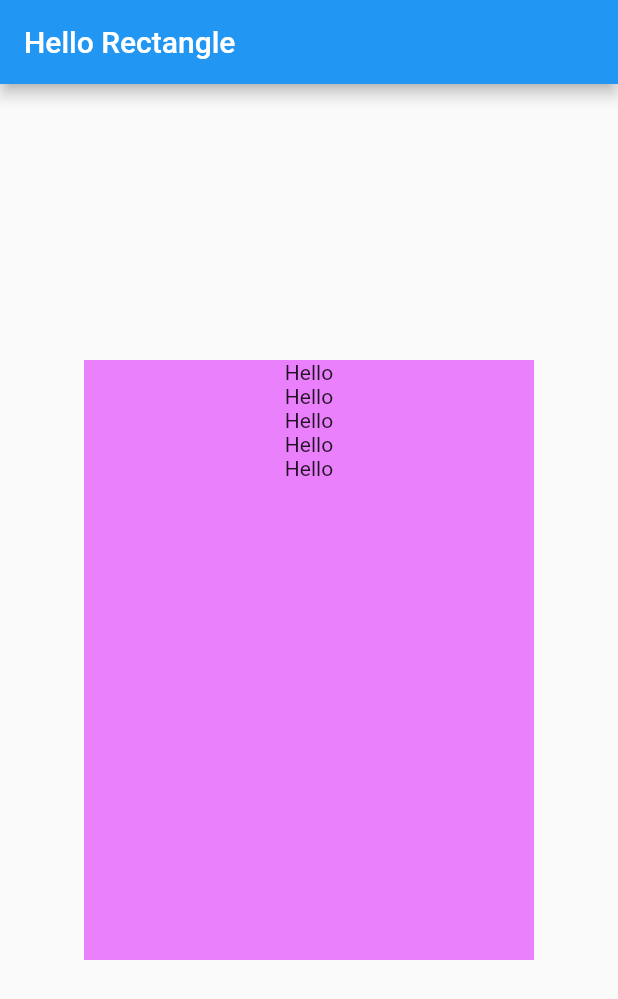
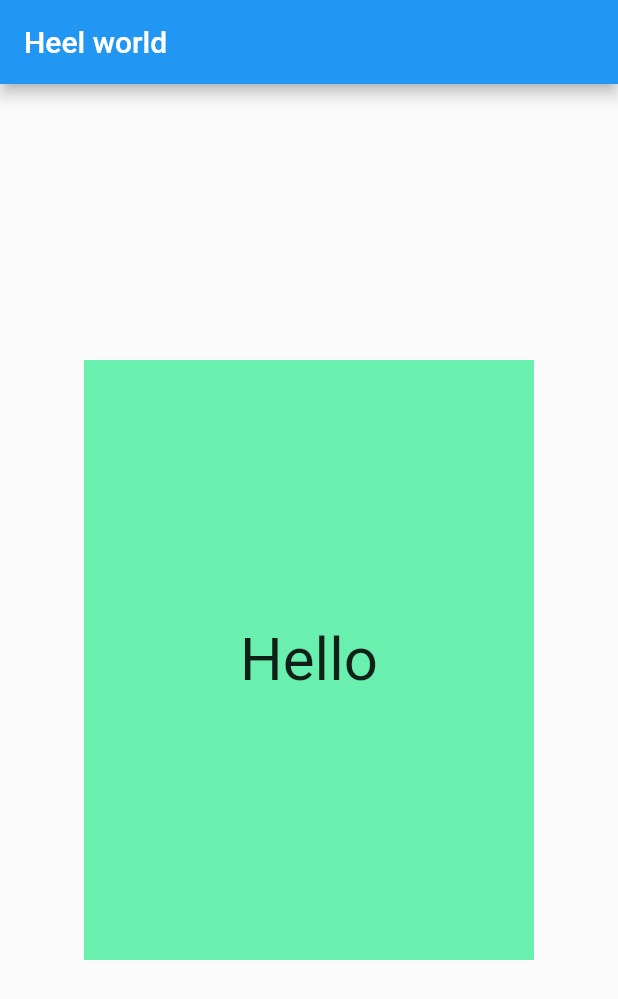
Before and after one commit to ratnakar5938/flutter-tut, a Flutter app: the screen it shows after launch, on a phone screen of 412 x 824 dp. Shown: the top 999 px of the screen. Run offline on Flutter 3.47's test engine with Material 2 defaults, Android fonts, the phone set to English and light mode, and no system bars.

Commit message:
understanding hello rectangle app

```diff
--- a/lib/main.dart
+++ b/lib/main.dart
@@ -1,41 +1,34 @@
 import 'package:flutter/material.dart';
+
+class HelloRectangle extends StatelessWidget {
+  @override
+  Widget build(BuildContext context) {
+    return Center(
+      child: Container(
+        color: Colors.greenAccent,
+        height: 400.0,
+        width: 300.0,
+        child: Center(
+          child: Text(
+              "Hello",
+                  style: TextStyle(fontSize: 40.0),
+          ),
+        ),
+      ),
+    );
+  }
+}
 
 void main() {
   runApp(
     MaterialApp(
       debugShowCheckedModeBanner: false,
-      title: 'Hello Rectangle',
       home: Scaffold(
         appBar: AppBar(
-          title: Text('Hello Rectangle'),
+          title: Text("Heel world"),
         ),
         body: HelloRectangle(),
       ),
     ),
   );
 }
-
-class HelloRectangle extends StatelessWidget {
-  @override
-  Widget build(BuildContext context) {
-    return Center(
-      child: container,
-    );
-  }
-}
-
-var container = Container(
-  color: Colors.purpleAccent[100],
-  width: 300.0,
-  height: 400.0,
-  margin: EdgeInsets.all(16.0),
-  child: Column(
-    children: <Widget>[
-      Text('Hello'),
-      Text('Hello'),
-      Text('Hello'),
-      Text('Hello'),
-      Text('Hello'),
-    ],
-  ),
-);
```
